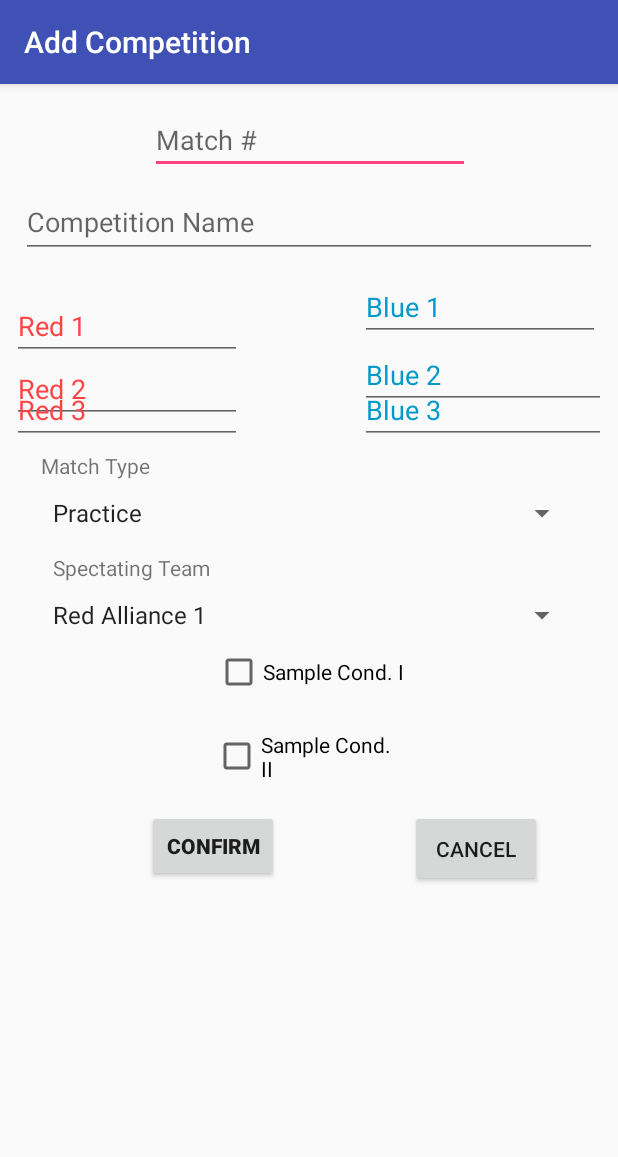
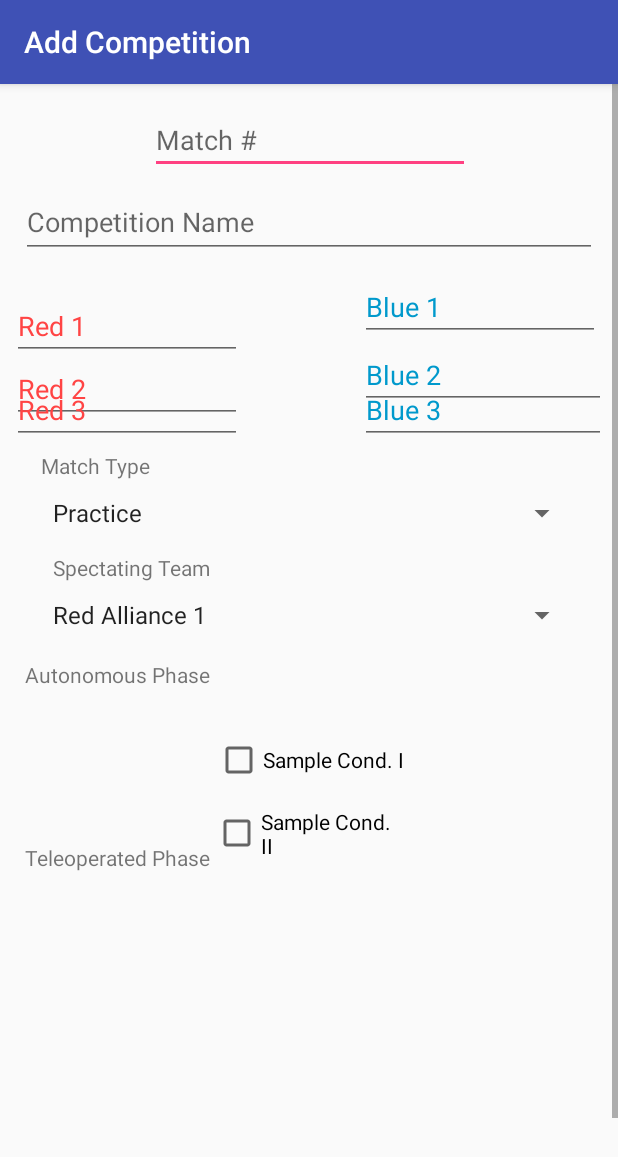
Before and after one commit to DrDab/TrcScoutingApp, an Android app: the SetCompetitionName screen opened directly, with no data from a screen before it, on a phone screen of 412 x 824 dp. Shown: the top 1157 px of the screen. Run offline under Robolectric (Android 15) with nearby library versions, the phone set to English and light mode, and no system bars.

Commit message:
Added seperate sections for Autonomous and TeleOp.

```diff
--- a/app/src/main/res/layout/activity_set_competition_name2.xml
+++ b/app/src/main/res/layout/activity_set_competition_name2.xml
@@ -74,18 +74,15 @@
 
         <Button
             android:id="@+id/ConfirmButton"
-            android:layout_width="wrap_content"
+            android:layout_width="91dp"
             android:layout_height="wrap_content"
-            android:layout_marginEnd="216dp"
-            android:layout_marginStart="8dp"
-            android:layout_marginTop="484dp"
+            android:layout_marginStart="68dp"
+            android:layout_marginTop="804dp"
             android:contentDescription="Confirm Selection."
             android:onClick="confirmTypes"
             android:text="Confirm"
             android:textStyle="bold"
             android:visibility="visible"
-            app:layout_constraintEnd_toEndOf="parent"
-            app:layout_constraintHorizontal_bias="0.902"
             app:layout_constraintStart_toStartOf="parent"
             app:layout_constraintTop_toTopOf="parent" />
 
@@ -217,43 +214,39 @@
         <CheckBox
             android:id="@+id/conditionI"
             android:layout_width="wrap_content"
-            android:layout_height="wrap_content"
-            android:layout_marginBottom="10dp"
+            android:layout_height="27dp"
+            android:layout_marginBottom="8dp"
             android:layout_marginEnd="8dp"
             android:layout_marginStart="8dp"
-            android:layout_marginTop="8dp"
             android:text="Sample Cond. I"
             app:layout_constraintBottom_toTopOf="@+id/conditionII"
             app:layout_constraintEnd_toEndOf="parent"
-            app:layout_constraintHorizontal_bias="0.502"
-            app:layout_constraintStart_toStartOf="parent"
-            app:layout_constraintTop_toTopOf="parent"
-            app:layout_constraintVertical_bias="0.993" />
+            app:layout_constraintStart_toStartOf="parent" />
 
         <CheckBox
             android:id="@+id/conditionII"
             android:layout_width="129dp"
             android:layout_height="55dp"
-            android:layout_marginBottom="8dp"
             android:layout_marginEnd="8dp"
             android:layout_marginStart="8dp"
+            android:layout_marginTop="404dp"
             android:text="Sample Cond. II"
-            app:layout_constraintBottom_toTopOf="@+id/ConfirmButton"
             app:layout_constraintEnd_toEndOf="parent"
             app:layout_constraintHorizontal_bias="0.502"
-            app:layout_constraintStart_toStartOf="parent" />
+            app:layout_constraintStart_toStartOf="parent"
+            app:layout_constraintTop_toTopOf="@+id/compName" />
 
         <Button
             android:id="@+id/goBack"
             android:layout_width="wrap_content"
             android:layout_height="51dp"
             android:layout_marginEnd="8dp"
-            android:layout_marginStart="48dp"
-            android:layout_marginTop="484dp"
+            android:layout_marginStart="8dp"
+            android:layout_marginTop="804dp"
             android:onClick="cancel"
             android:text="Cancel"
             app:layout_constraintEnd_toEndOf="parent"
-            app:layout_constraintHorizontal_bias="0.481"
+            app:layout_constraintHorizontal_bias="0.371"
             app:layout_constraintStart_toEndOf="@+id/ConfirmButton"
             app:layout_constraintTop_toTopOf="parent" />
 
@@ -279,5 +272,34 @@
             app:layout_constraintStart_toStartOf="parent"
             app:layout_constraintTop_toBottomOf="@+id/CompType" />
 
+        <TextView
+            android:id="@+id/textView5"
+            android:layout_width="wrap_content"
+            android:layout_height="wrap_content"
+            android:layout_marginEnd="8dp"
+            android:layout_marginStart="8dp"
+            android:layout_marginTop="384dp"
+            android:text="Autonomous Phase"
+            app:layout_constraintEnd_toEndOf="parent"
+            app:layout_constraintHorizontal_bias="0.032"
+            app:layout_constraintStart_toStartOf="parent"
+            app:layout_constraintTop_toTopOf="parent" />
+
+        <TextView
+            android:id="@+id/textView6"
+            android:layout_width="wrap_content"
+            android:layout_height="wrap_content"
+            android:layout_marginBottom="192dp"
+            android:layout_marginEnd="8dp"
+            android:layout_marginStart="8dp"
+            android:layout_marginTop="8dp"
+            android:text="Teleoperated Phase"
+            app:layout_constraintBottom_toBottomOf="parent"
+            app:layout_constraintEnd_toEndOf="parent"
+            app:layout_constraintHorizontal_bias="0.032"
+            app:layout_constraintStart_toStartOf="parent"
+            app:layout_constraintTop_toBottomOf="@+id/textView5"
+            app:layout_constraintVertical_bias="0.407" />
+
     </android.support.constraint.ConstraintLayout>
 </ScrollView>
```
Also changed, not shown: 70 other files.
